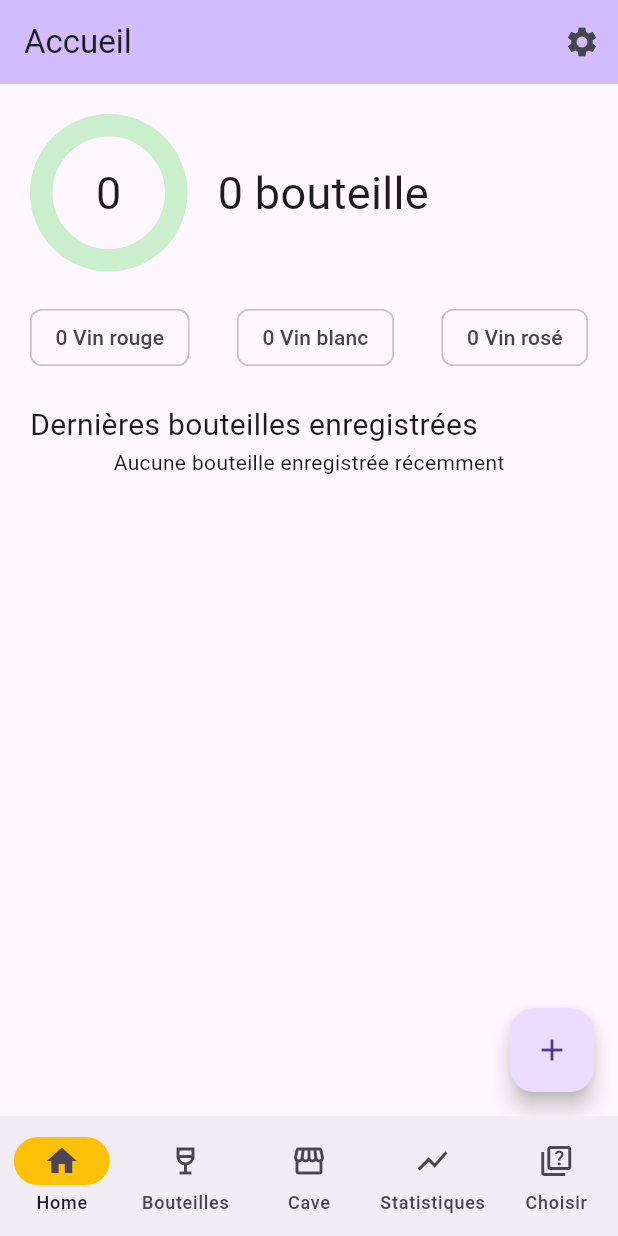
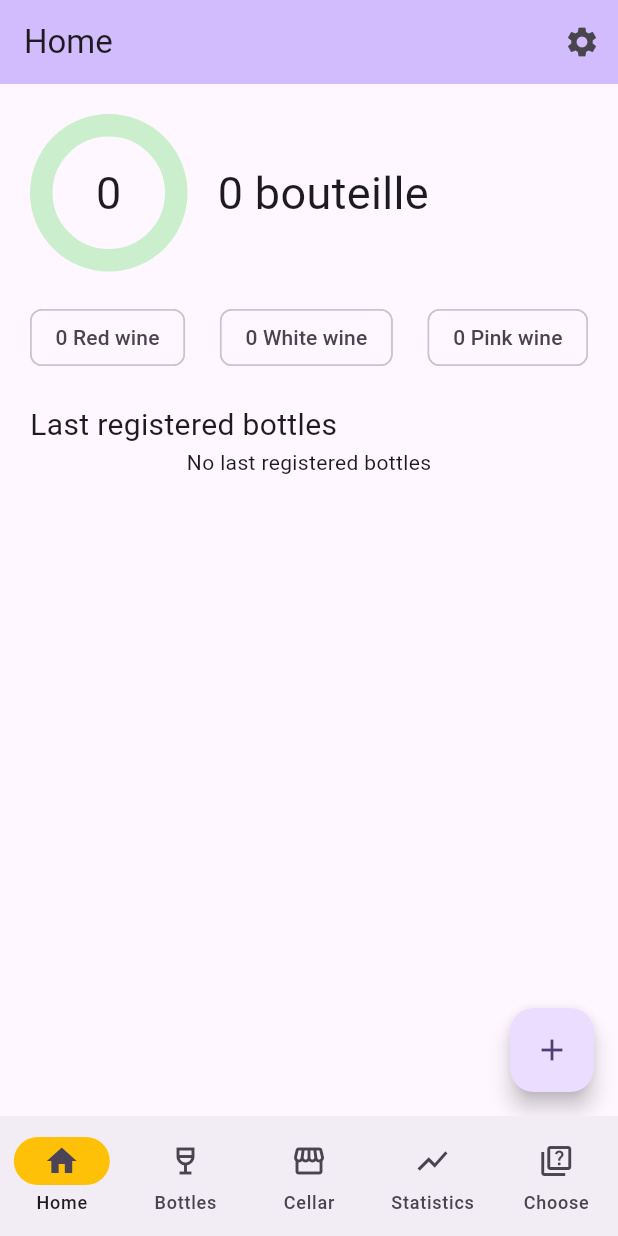
Before and after one commit to Miunn/cave_manager, a Flutter app: the screen it shows after launch, on a phone screen of 412 x 824 dp. Run offline on Flutter 3.47's test engine with Material 3 defaults, Android fonts, the phone set to English and light mode, and no system bars; our stand-ins replace camera, country_picker, material_design_icons_flutter, shared_preferences, sqflite; missing offline and left inert: flutter_mobile_vision_2; accounts and stored records are empty; generated files the repository leaves out were written again.

Commit message:
Home translation

```diff
--- a/lib/l10n/app_en.arb
+++ b/lib/l10n/app_en.arb
@@ -31,6 +31,8 @@
 	"pinkWine": "Pink wine",
 	"whiteWine": "White wine",
 	"lastRegisteredBottles": "Last registered bottles",
+	"noLastRegisteredBottles": "No last registered bottles",
+	"insertBottle": "Insert new bottle",
 	"seeInCellar": "See in cellar",
 	"takeOutBottle": "Take out bottle",
 	"searchBottle": "Search bottle",
--- a/lib/l10n/app_fr.arb
+++ b/lib/l10n/app_fr.arb
@@ -31,6 +31,8 @@
   "pinkWine": "Vin rosé",
   "whiteWine": "Vin blanc",
   "lastRegisteredBottles": "Dernières bouteilles enregistrées",
+  "noLastRegisteredBottles": "Aucune bouteille enregistrée récemment",
+  "insertBottle": "Insérer une nouvelle bouteille",
   "seeInCellar": "Voir en cave",
   "takeOutBottle": "Sortir la bouteille",
   "searchBottle": "Rechercher une bouteille",
--- a/lib/main.dart
+++ b/lib/main.dart
@@ -115,22 +115,22 @@ class _MyHomePageState extends State<MyHomePage> {
           NavigationDestination(
             selectedIcon: const Icon(Icons.wine_bar),
             icon: const Icon(Icons.wine_bar_outlined),
-            label: 'Bouteilles',
+            label: AppLocalizations.of(context)!.bottles,
           ),
           NavigationDestination(
             selectedIcon: const Icon(Icons.storefront),
             icon: const Icon(Icons.storefront_outlined),
-            label: 'Cave',
+            label: AppLocalizations.of(context)!.cellar,
           ),
           NavigationDestination(
             selectedIcon: const Icon(Icons.show_chart),
             icon: const Icon(Icons.show_chart),
-            label: 'Statistiques',
+            label: AppLocalizations.of(context)!.statistics,
           ),
           NavigationDestination(
               selectedIcon: const Icon(Icons.quiz),
               icon: const Icon(Icons.quiz_outlined),
-              label: 'Choisir',
+              label: AppLocalizations.of(context)!.choose,
           ),
         ],
       ),
--- a/lib/screens/top_screens/home.dart
+++ b/lib/screens/top_screens/home.dart
@@ -7,6 +7,8 @@ import '../../models/bottle.dart';
 import '../../providers/bottles_provider.dart';
 import '../../widgets/cellar_fillng.dart';
 import '../add_bottle_dialog.dart';
+
+import 'package:flutter_gen/gen_l10n/app_localizations.dart';
 
 class Home extends StatefulWidget {
   const Home({super.key});
@@ -26,14 +28,14 @@ class _HomeState extends State<Home> {
         backgroundColor: Theme.of(context).colorScheme.inversePrimary,
         // Here we take the value from the MyHomePage object that was created by
         // the App.build method, and use it to set our appbar title.
-        title: const Text("Accueil"),
+        title: Text(AppLocalizations.of(context)!.home),
         actions: <Widget>[
           IconButton(
               onPressed: () => Navigator.push(
                     context,
                     MaterialPageRoute(
                         builder: (context) =>
-                            const Settings(title: "Paramètres")),
+                            Settings(title: AppLocalizations.of(context)!.settings)),
                   ),
               icon: const Icon(Icons.settings))
         ],
@@ -55,24 +57,24 @@ class _HomeState extends State<Home> {
               return Row(
                 mainAxisAlignment: MainAxisAlignment.spaceBetween,
                 children: <Widget>[
-                  Chip(label: Text("${bottles.redCount} Vin rouge")),
-                  Chip(label: Text("${bottles.whiteCount} Vin blanc")),
-                  Chip(label: Text("${bottles.pinkCount} Vin rosé")),
+                  Chip(label: Text("${bottles.redCount} ${AppLocalizations.of(context)!.redWine}")),
+                  Chip(label: Text("${bottles.whiteCount} ${AppLocalizations.of(context)!.whiteWine}")),
+                  Chip(label: Text("${bottles.pinkCount} ${AppLocalizations.of(context)!.pinkWine}")),
                 ],
               );
             }),
             const SizedBox(
               height: 20,
             ),
-            const Text(
-              "Dernières bouteilles enregistrées",
+            Text(
+              AppLocalizations.of(context)!.lastRegisteredBottles,
               style: TextStyle(fontSize: 20),
             ),
             Consumer<BottlesProvider>(
               builder: (context, bottles, child) {
                 return bottles.lastBottles.isEmpty
-                    ? const Center(
-                        child: Text("Aucune bouteille enregistrée récemment"),
+                    ? Center(
+                        child: Text(AppLocalizations.of(context)!.noLastRegisteredBottles),
                       )
                     : Expanded(
                         child: ListView.builder(
@@ -94,7 +96,7 @@ class _HomeState extends State<Home> {
               fullscreenDialog: true,
               builder: (BuildContext context) => const AddBottleDialog()));
         },
-        tooltip: "Insert new bottle",
+        tooltip: AppLocalizations.of(context)!.insertBottle,
         child: const Icon(Icons.add),
       ),
     );
```
